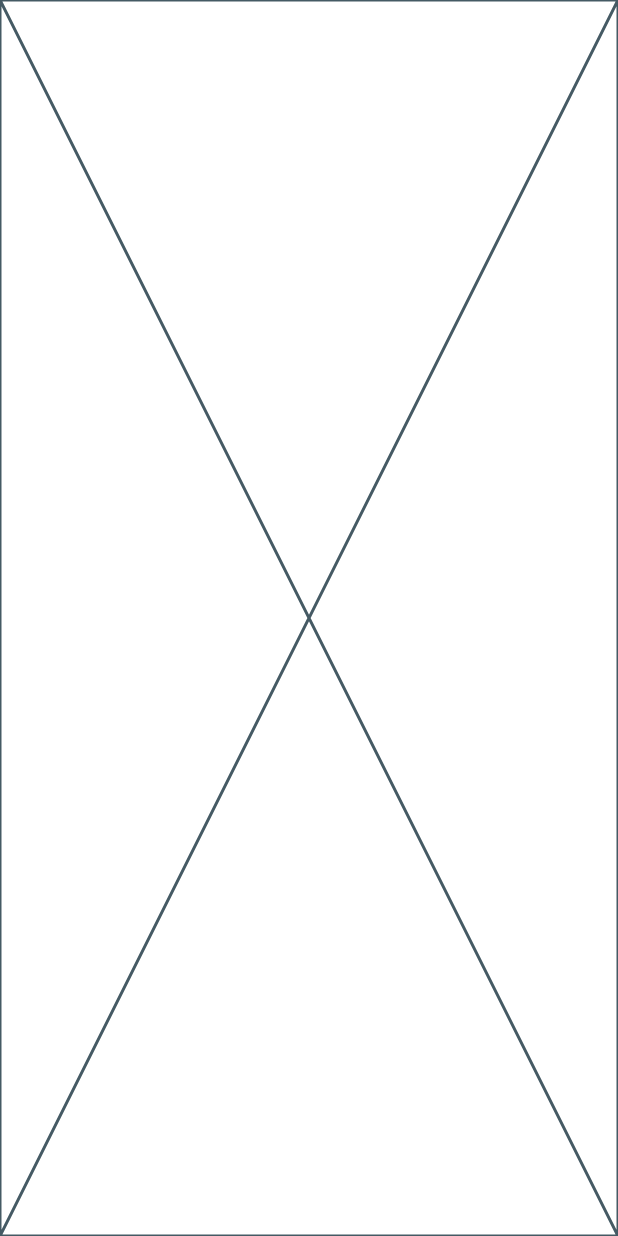
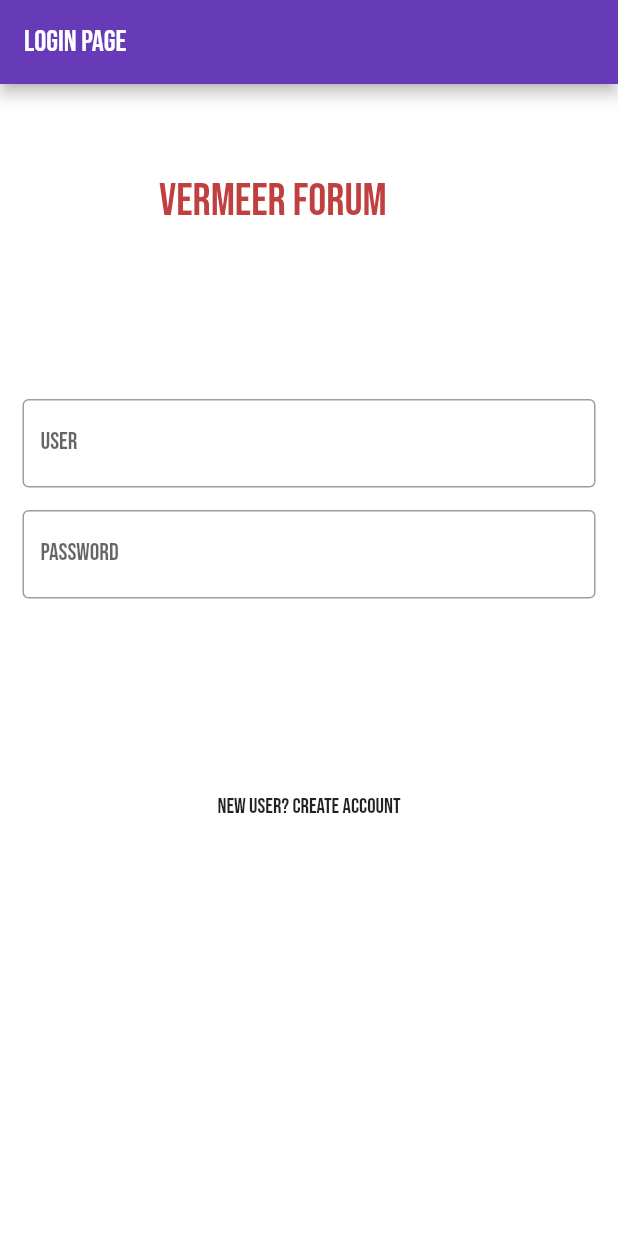
Before and after one commit to EmmanuelVega001/VermeerForum, a Flutter app: the screen it shows after launch, on a phone screen of 412 x 824 dp. Run offline on Flutter 3.47's test engine with Material 2 defaults, Android fonts, the phone set to English and light mode, and no system bars.

Commit message:
Pagina del Login

```diff
--- a/vermeer/lib/home.dart
+++ b/vermeer/lib/home.dart
@@ -0,0 +1,15 @@
+import 'package:flutter/material.dart';
+
+class home extends StatefulWidget {
+  const home({super.key});
+
+  @override
+  State<home> createState() => _homeState();
+}
+
+class _homeState extends State<home> {
+  @override
+  Widget build(BuildContext context) {
+    return const Placeholder();
+  }
+}
--- a/vermeer/lib/login.dart
+++ b/vermeer/lib/login.dart
@@ -9,7 +9,61 @@
 
 class _loginState extends State<login> {
   @override
-  Widget build(BuildContext context) {
-    return const Placeholder();
+Widget build(BuildContext context) {
+    return Scaffold(
+      backgroundColor: Colors.white,
+      appBar: AppBar(
+        title: Text("Login Page"),
+      ),
+      body: SingleChildScrollView(
+        child: Column(
+          children: <Widget>[
+            Padding(
+              padding: const EdgeInsets.only(top: 60.0),
+              child: Center(
+                child: Container(
+                    width: 200,
+                    height: 150,
+                    /*decoration: BoxDecoration(
+                        color: Colors.red,
+                        borderRadius: BorderRadius.circular(50.0)),*/
+                    child: const Text("VERMEER FORUM",style: TextStyle(fontSize: 30, color:Color.fromARGB(255, 192, 63, 63)),)),
+              ),
+            ),
+            Padding(
+              //padding: const EdgeInsets.only(left:15.0,right: 15.0,top:0,bottom: 0),
+              padding: EdgeInsets.symmetric(horizontal: 15),
+              child: TextField(
+                decoration: InputDecoration(
+                    border: OutlineInputBorder(),
+                    labelText: 'USER',
+                    hintText: 'ENTER A VALID USERNAME PLEASE'),
+              ),
+            ),
+            Padding(
+              padding: const EdgeInsets.only(
+                  left: 15.0, right: 15.0, top: 15, bottom: 0),
+              //padding: EdgeInsets.symmetric(horizontal: 15),
+              child: TextField(
+
+                obscureText: true,
+                decoration: InputDecoration(
+                    border: OutlineInputBorder(),
+                    labelText: 'Password',
+                    hintText: 'Enter secure password'),
+              ),
+            ),
+
+            Container(
+
+            ),
+            SizedBox(
+              height: 130,
+            ),
+            Text('New User? Create Account')
+          ],
+        ),
+      ),
+    );
   }
 }
--- a/vermeer/lib/main.dart
+++ b/vermeer/lib/main.dart
@@ -19,6 +19,7 @@
   return MaterialApp(
    title: "Navegation App",
    theme: ThemeData(
+    fontFamily: "BebasNeue",
     primarySwatch: Colors.deepPurple,
    ),
    initialRoute: '/',
--- a/vermeer/lib/publicacion.dart
+++ b/vermeer/lib/publicacion.dart
@@ -0,0 +1,15 @@
+import 'package:flutter/material.dart';
+
+class publicacion extends StatefulWidget {
+  const publicacion({super.key});
+
+  @override
+  State<publicacion> createState() => _publicacionState();
+}
+
+class _publicacionState extends State<publicacion> {
+  @override
+  Widget build(BuildContext context) {
+    return const Placeholder();
+  }
+}
```
